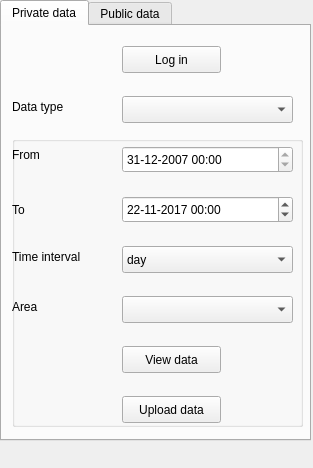
First picture: the form in dockwidget.ui, repository nens/lizard_qgis_plugin, before the edit.
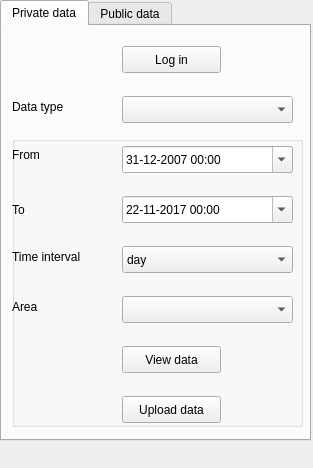
Second picture: the form after the edit.

Commit message: Add the posibility to download several tiffs through time (Rain).

```diff
--- a/dockwidget.ui
+++ b/dockwidget.ui
@@ -234,6 +234,9 @@
        <property name="displayFormat">
         <string>dd-MM-yyyy HH:mm</string>
        </property>
+       <property name="calendarPopup">
+        <bool>true</bool>
+       </property>
       </widget>
       <widget class="QDateTimeEdit" name="to_date_dateTimeEdit">
        <property name="geometry">
@@ -271,6 +274,9 @@
        <property name="displayFormat">
         <string>dd-MM-yyyy HH:mm</string>
        </property>
+       <property name="calendarPopup">
+        <bool>true</bool>
+       </property>
       </widget>
      </widget>
      <widget class="QPushButton" name="upload_data_button_private">
```
The commit also changes 2 other files.
